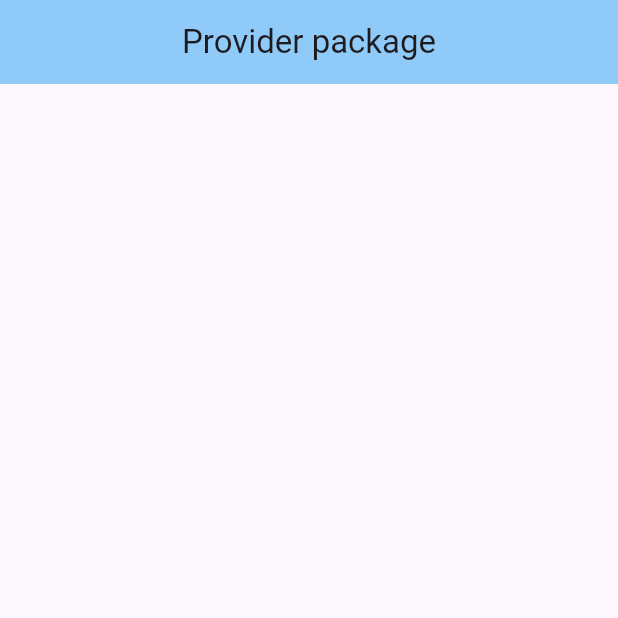
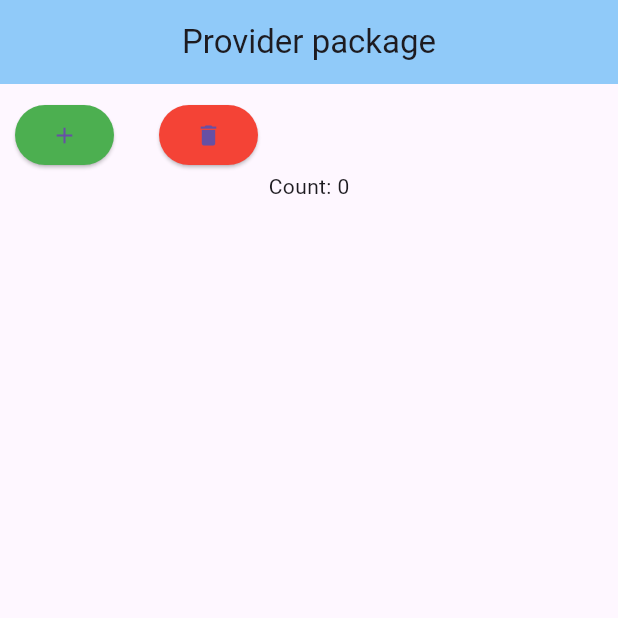
Before and after one commit to Majok-Bol/provider_package, a Flutter app: the screen it shows after launch, on a phone screen of 412 x 824 dp, the top half of it. Run offline on Flutter 3.47's test engine with Material 3 defaults, Android fonts, the phone set to English and light mode, and no system bars.

Commit message:
added add and delete buttons

```diff
--- a/lib/counter_model.dart
+++ b/lib/counter_model.dart
@@ -1,2 +1,30 @@
 //handle counter
-class Counter
+import 'package:flutter/cupertino.dart';
+import 'package:provider/provider.dart';
+//this class will use change notifier mixin to
+//alert listeners of changes
+//in its state
+class Counter with ChangeNotifier{
+  //keep track of counts
+  int _count = 0;
+//getter for the count
+//expose private variable to outside
+//allows other widgets to get current value of the count
+//but cannot modify it directly
+//because it is a getter
+int get count=>_count;
+
+void increment(){
+  _count++;
+  //alert listeners of changes
+  //rebuild the UI
+  notifyListeners();
+}
+//reset
+void reset(){
+  _count=0;
+  notifyListeners();
+}
+
+
+}
--- a/lib/main.dart
+++ b/lib/main.dart
@@ -1,16 +1,61 @@
 import 'package:flutter/material.dart';
+import 'package:provider/provider.dart';
+import 'package:provider_package/counter_model.dart';
 void main(){
-  runApp(MyApp());
+  //acts as a bridge between myApp and counter class
+  //allows widgets access counter class
+  //and listens to its changes
+  //creates instance of counter class
+  //so that widgets can
+  runApp(ChangeNotifierProvider(create:(_)=>Counter(),
+    child: const MyApp(),
+  ));
 }
 class MyApp extends StatelessWidget{
   const MyApp({super.key});
   @override
   Widget build(BuildContext context){
     return MaterialApp(
-      home:Scaffold(
-        appBar: AppBar(title: Text('Provider package'),centerTitle: true,backgroundColor: Colors.blue.shade200,),
+      debugShowCheckedModeBanner: false,
+      home:HomePage(),
 
-      ),
     );
   }
 }
+class HomePage extends StatefulWidget{
+  @override
+  HomePageState createState()=>HomePageState();
+}
+class HomePageState extends State<HomePage>{
+  @override
+  Widget build(BuildContext context){
+    //create instance of counter model
+    var counter=Provider.of<Counter>(context);
+    return Scaffold(appBar: AppBar(title: Text('Provider package'),centerTitle: true,backgroundColor: Colors.blue.shade200,),
+    body:Container(
+      padding: EdgeInsets.all(10),
+
+      child: Column(
+      children: [
+        Row(children: [
+          ElevatedButton(onPressed:() {
+            counter.increment();
+
+          },style:ElevatedButton.styleFrom(backgroundColor: Colors.green), child:Icon(Icons.add)),
+          SizedBox(width: 30,),
+          ElevatedButton(onPressed:() {
+            counter.reset();
+
+          },style:ElevatedButton.styleFrom(backgroundColor: Colors.red),child:Icon(Icons.delete))
+        ],),
+        Center(child: Consumer<Counter>(builder:(context,counter,child){
+          return Text('Count: ${counter.count}');
+
+        }),)
+
+      ],
+    ),)
+    );
+  }
+
+}
```
